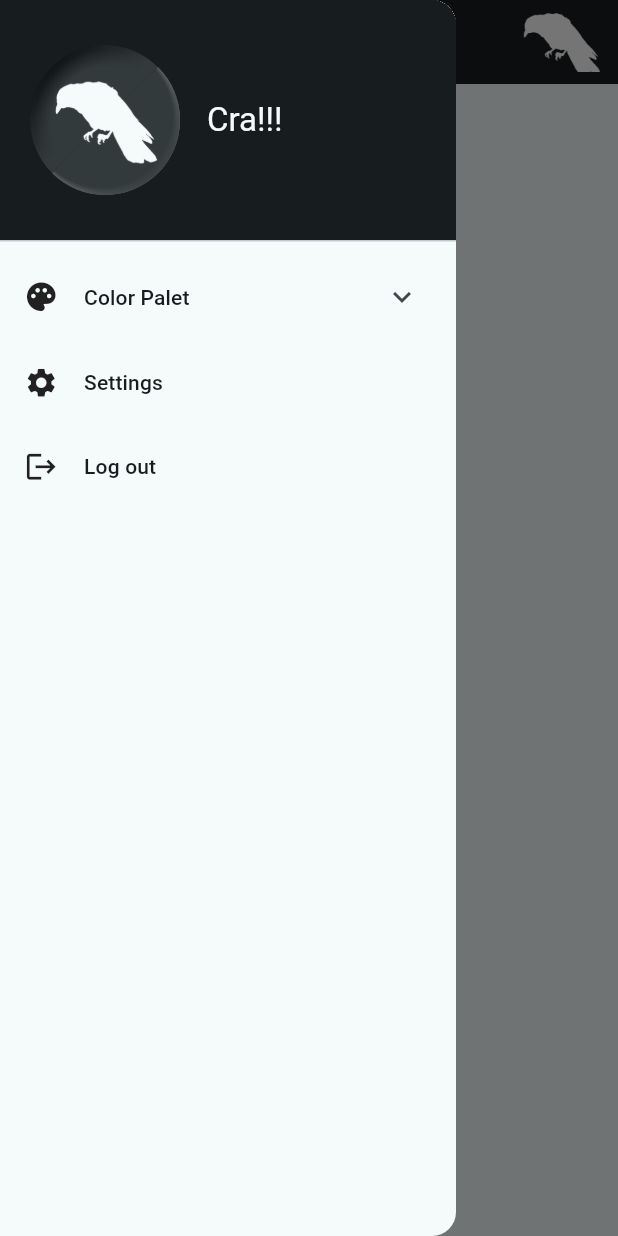
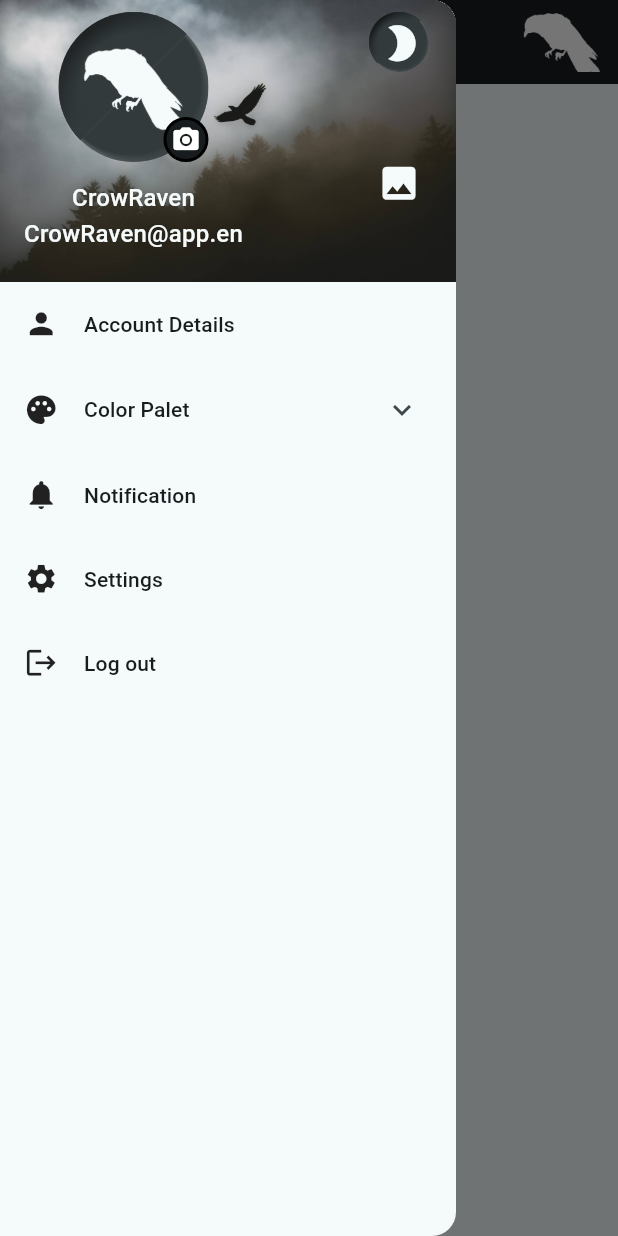
Before and after one commit to Bartosz-J-Przybyl/hug_mun, a Flutter app: the HomeScreen screen opened directly, with the side drawer open, on a phone screen of 412 x 824 dp. Run offline on Flutter 3.47's test engine with Material 3 defaults, Android fonts, the light colour scheme and no system bars; our stand-ins replace built_collection, built_value, dio; missing offline and left inert: one_of_serializer.

Commit message:
feat: HM-7

```diff
--- a/lib/assets/assets.dart
+++ b/lib/assets/assets.dart
@@ -4,4 +4,5 @@
 
   static const String imagesRaven = 'images/raven.jpg';
   static const String imagesCrow = 'images/crow.png';
+  static const String imagesFog = 'images/fog.jpg';
 }
--- a/lib/main.dart
+++ b/lib/main.dart
@@ -1,5 +1,6 @@
 import 'package:flutter/material.dart';
 import 'package:hug_mun/screens/auth.dart';
+import 'package:hug_mun/screens/home_screen.dart';
 
 void main() async {
   runApp(const MyApp());
@@ -16,7 +17,7 @@
         colorScheme: ColorScheme.fromSeed(seedColor: Colors.white),
         useMaterial3: true,
       ),
-      home: const AuthScreen(),
+      home: HomeScreen(),
       //  TODO
       // home: StreamBuilder(
       //   stream: ...,
--- /dev/null
+++ b/lib/widgets/drawer_list_tile.dart
@@ -0,0 +1,25 @@
+import 'package:flutter/material.dart';
+
+class DrawerListTile extends StatelessWidget {
+  const DrawerListTile({
+    super.key,
+    required this.tileText,
+    required this.icon,
+  });
+
+  final String tileText;
+  final IconData icon;
+
+  @override
+  Widget build(BuildContext context) {
+    return ListTile(
+      leading: Icon(
+        icon,
+        size: 23,
+        color: Theme.of(context).iconTheme.color,
+      ),
+      title: Text(tileText, style: Theme.of(context).textTheme.titleSmall!),
+      onTap: () {},
+    );
+  }
+}
--- a/lib/widgets/main_drawer.dart
+++ b/lib/widgets/main_drawer.dart
@@ -1,73 +1,131 @@
 import 'package:flutter/material.dart';
 import 'package:hug_mun/assets/assets.dart';
-import 'package:hug_mun/widgets/light_cont.dart';
-import 'package:hug_mun/widgets/shadow_cont.dart';
+import 'package:hug_mun/widgets/drawer_list_tile.dart';
+import 'package:hug_mun/widgets/neumofism.dart';
+
+import 'package:hug_mun/widgets/stack_neumorphism.dart';
 
 class MainDrawer extends StatelessWidget {
   const MainDrawer({super.key});
 
   @override
   Widget build(BuildContext context) {
-    const _craTitle = 'Cra!!!';
+    const _nickTitle = 'CrowRaven';
+    const _logTitle = 'CrowRaven@app.en';
     const _colorPaletTitle = "Color Palet";
     const _settingsTitle = "Settings";
     const _logOutTitle = "Log out";
-
+    const _accountsTitle = "Account Details";
+    const _notificationTitle = "Notification";
     return Drawer(
       backgroundColor: Theme.of(context).colorScheme.background,
       child: Column(
         children: [
-          DrawerHeader(
-            padding: const EdgeInsets.all(20),
+          Container(
+            padding: EdgeInsets.only(
+              top: MediaQuery.of(context).padding.top,
+              bottom: 20,
+            ),
             decoration: BoxDecoration(
               color: Theme.of(context).colorScheme.onBackground,
+              image: const DecorationImage(
+                image: AssetImage(
+                  Assets.imagesFog,
+                ),
+                fit: BoxFit.cover,
+              ),
             ),
             child: Row(
+              crossAxisAlignment: CrossAxisAlignment.start,
               children: [
-                Stack(
+                Padding(
+                  padding: const EdgeInsets.only(top: 8, left: 16),
+                  child: Column(
                     children: [
-                    ClipPath(
-                      clipper: ShadowClipper(),
-                      child: const ShadowContainer(
-                        masure: 100,
+                      Stack(children: [
+                        const StackNeumorphism(),
+                        Positioned(
+                          bottom: 0,
+                          right: 0,
+                          child: Container(
+                            height: 30,
+                            width: 30,
+                            decoration: BoxDecoration(
+                              shape: BoxShape.circle,
+                              color: Theme.of(context).colorScheme.onBackground,
+                              border: Border.all(width: 2),
                             ),
-                    ),
-                    ClipPath(
-                      clipper: HighlightClipper(),
-                      child: const LightContainer(
-                        masure: 100,
-                      ),
-                    ),
-                    Padding(
-                      padding: const EdgeInsets.only(left: 10, top: 10),
-                      child: CircleAvatar(
-                        backgroundColor: Colors.transparent,
-                        radius: 40,
-                        child: Image.asset(
-                          Assets.imagesCrow,
-                          height: 100,
-                          color: Theme.of(context).colorScheme.background,
-                          fit: BoxFit.contain,
+                            child: const Icon(
+                              Icons.camera_alt,
+                              color: Colors.white,
+                              size: 20,
                             ),
                           ),
                         ),
-                  ],
-                ),
+                      ]),
                       const SizedBox(
-                  width: 18,
+                        height: 12,
                       ),
                       Text(
-                  _craTitle,
-                  style: Theme.of(context).textTheme.titleLarge!.copyWith(
+                        _nickTitle,
+                        style: Theme.of(context)
+                            .textTheme
+                            .titleMedium!
+                            .copyWith(
+                              color: Theme.of(context).colorScheme.background,
+                            ),
+                      ),
+                      Text(
+                        _logTitle,
+                        style: Theme.of(context)
+                            .textTheme
+                            .titleMedium!
+                            .copyWith(
                               color: Theme.of(context).colorScheme.background,
                             ),
                       ),
                     ],
                   ),
                 ),
-          SafeArea(
+                Padding(
+                  padding: const EdgeInsets.only(left: 80, right: 8, top: 8),
                   child: Column(
                     children: [
+                      Stack(
+                        children: [
+                          Neumorphism(
+                            masure: 40,
+                            child: IconButton(
+                              onPressed: () {},
+                              icon: const Icon(Icons.mode_night_sharp),
+                              color: Theme.of(context).colorScheme.background,
+                              iconSize: 29,
+                            ),
+                            radius: 20,
+                          ),
+                        ],
+                      ),
+                      SizedBox(
+                        height: 50,
+                      ),
+                      IconButton(
+                        onPressed: () {},
+                        icon: const Icon(Icons.photo),
+                        color: Theme.of(context).colorScheme.background,
+                        iconSize: 29,
+                      ),
+                    ],
+                  ),
+                )
+              ],
+            ),
+          ),
+          Column(
+            children: [
+              const DrawerListTile(
+                icon: Icons.person_sharp,
+                tileText: _accountsTitle,
+              ),
               ExpansionTile(
                 leading: Icon(
                   Icons.palette,
@@ -77,15 +135,13 @@
                 title: Text(_colorPaletTitle,
                     style: Theme.of(context).textTheme.titleSmall!),
               ),
-                ListTile(
-                  leading: Icon(
-                    Icons.settings,
-                    size: 23,
-                    color: Theme.of(context).iconTheme.color,
+              const DrawerListTile(
+                tileText: _notificationTitle,
+                icon: Icons.notifications,
               ),
-                  title: Text(_settingsTitle,
-                      style: Theme.of(context).textTheme.titleSmall!),
-                  onTap: () {},
+              const DrawerListTile(
+                tileText: _settingsTitle,
+                icon: Icons.settings,
               ),
               ListTile(
                 leading: Icon(
@@ -113,7 +169,6 @@
               ),
             ],
           ),
-          ),
         ],
       ),
     );
--- /dev/null
+++ b/lib/widgets/neumofism.dart
@@ -0,0 +1,41 @@
+import 'package:flutter/material.dart';
+
+import 'package:hug_mun/widgets/light_cont.dart';
+import 'package:hug_mun/widgets/shadow_cont.dart';
+
+class Neumorphism extends StatelessWidget {
+  const Neumorphism({
+    super.key,
+    this.radius,
+    required this.masure,
+    required this.child,
+  });
+
+  final double? radius;
+  final double masure;
+  final Widget child;
+  @override
+  Widget build(BuildContext context) {
+    return Stack(
+      children: [
+        ClipPath(
+          clipper: ShadowClipper(),
+          child: ShadowContainer(
+            masure: masure,
+          ),
+        ),
+        ClipPath(
+          clipper: HighlightClipper(),
+          child: LightContainer(
+            masure: masure,
+          ),
+        ),
+        Positioned(
+          left: -2,
+          top: -3,
+          child: child,
+        ),
+      ],
+    );
+  }
+}
--- /dev/null
+++ b/lib/widgets/stack_neumorphism.dart
@@ -0,0 +1,43 @@
+import 'package:flutter/material.dart';
+import 'package:hug_mun/assets/assets.dart';
+import 'package:hug_mun/widgets/light_cont.dart';
+import 'package:hug_mun/widgets/shadow_cont.dart';
+
+class StackNeumorphism extends StatelessWidget {
+  const StackNeumorphism({
+    super.key,
+  });
+
+  @override
+  Widget build(BuildContext context) {
+    return Stack(
+      children: [
+        ClipPath(
+          clipper: ShadowClipper(),
+          child: const ShadowContainer(
+            masure: 100,
+          ),
+        ),
+        ClipPath(
+          clipper: HighlightClipper(),
+          child: const LightContainer(
+            masure: 100,
+          ),
+        ),
+        Padding(
+          padding: const EdgeInsets.only(left: 10, top: 10),
+          child: CircleAvatar(
+            backgroundColor: Colors.transparent,
+            radius: 40,
+            child: Image.asset(
+              Assets.imagesCrow,
+              height: 100,
+              color: Theme.of(context).colorScheme.background,
+              fit: BoxFit.contain,
+            ),
+          ),
+        ),
+      ],
+    );
+  }
+}
--- a/pubspec.yaml
+++ b/pubspec.yaml
@@ -37,3 +37,4 @@
   assets:
     - images/raven.jpg
     - images/crow.png
+    - images/fog.jpg
```
Also changed, not shown: images/fog.jpg (added). Lines whose indentation alone changed are shown as unchanged.
